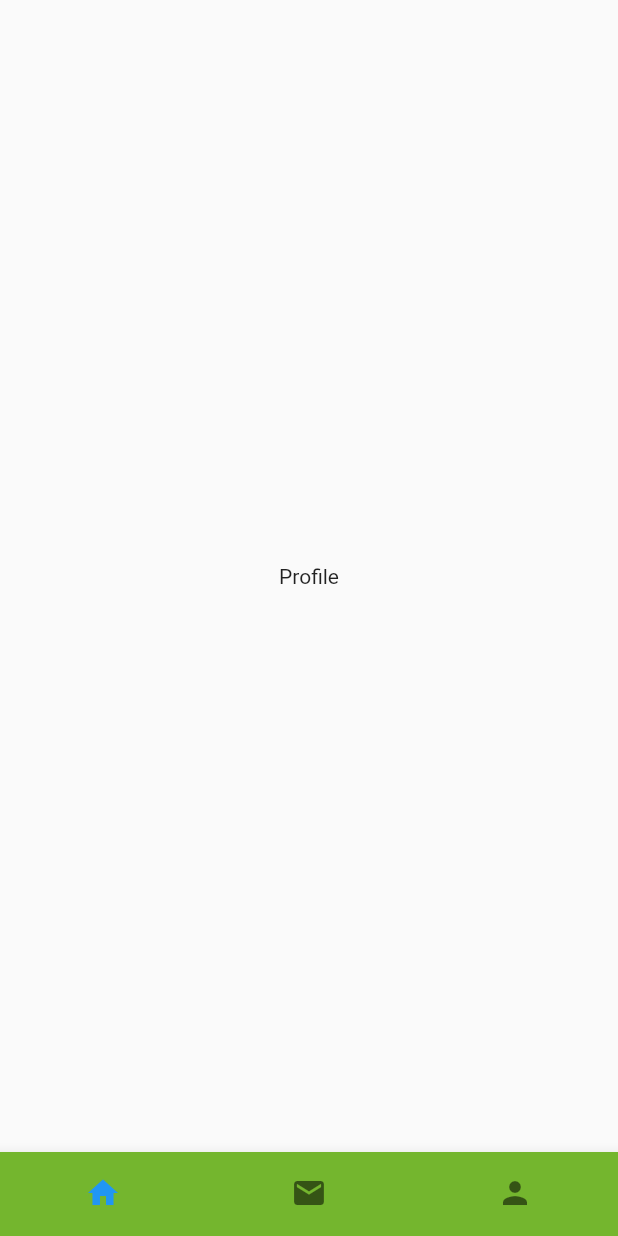
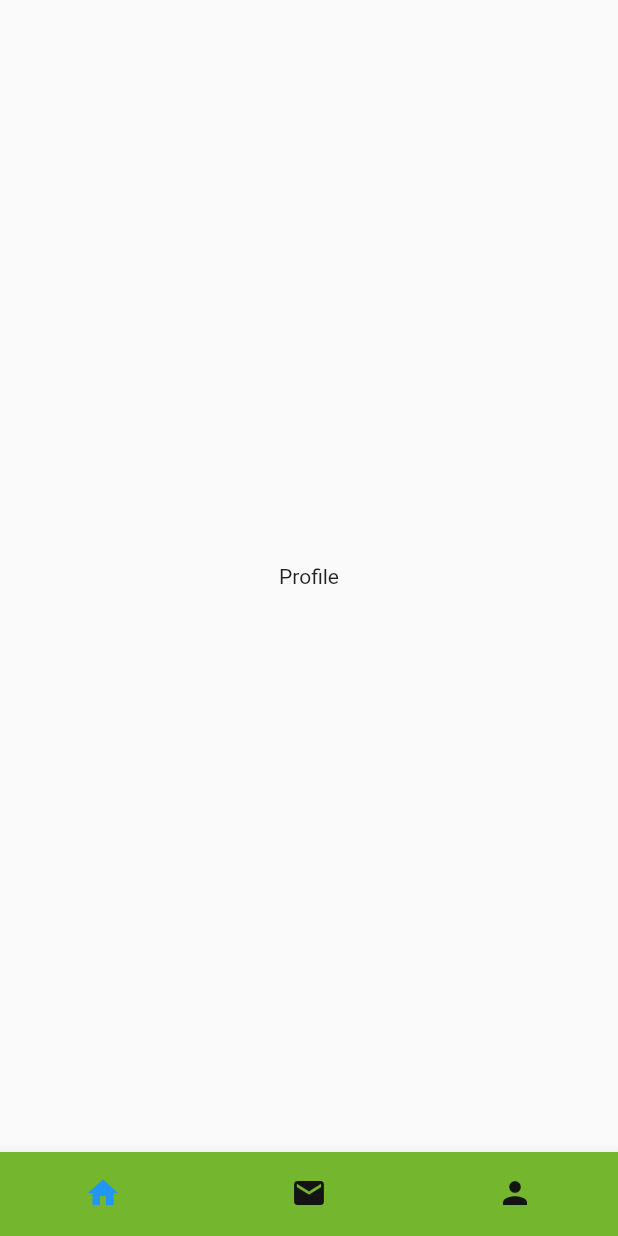
Before and after one commit to Vesta-wallet/vesta, a Flutter app: the screen it shows after launch, on a phone screen of 412 x 824 dp. Run offline on Flutter 3.47's test engine with Material 2 defaults, Android fonts, the phone set to English and light mode, and no system bars.

Commit message:
Added unselected color for tabs

```diff
--- a/vesta/lib/main.dart
+++ b/vesta/lib/main.dart
@@ -39,6 +39,8 @@ class _HomePageState extends State<HomePage> {
       bottomNavigationBar: BottomNavigationBar(
         // Set the background color of the navigation bar
         backgroundColor: Color(0xff74B62E),
+        // Set the unselected color of the icons
+        unselectedItemColor: Color(0xff141414),
         // Hide the labels of the selected menu item because we don't need them
         showSelectedLabels: false,
         showUnselectedLabels: false,
```
